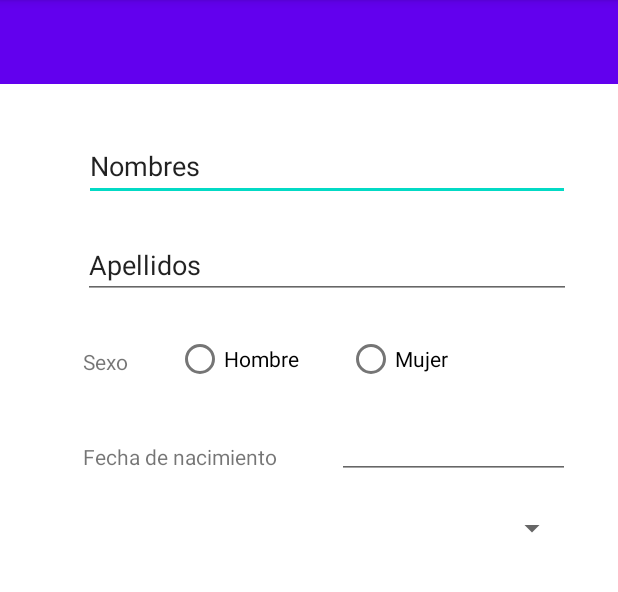
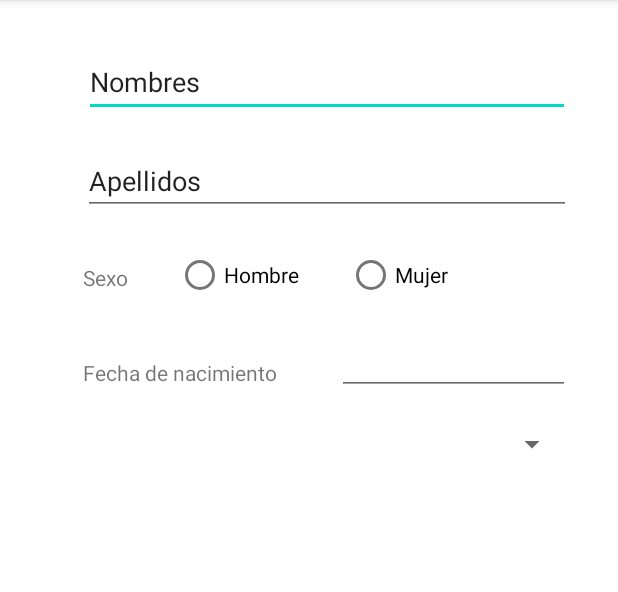
Before and after one commit to JonathanMazoG/Labs20231-Gr01, an Android app: the screen it shows after launch (MainActivity), on a phone screen of 412 x 824 dp, the part 84-676 px from its top. Run offline under Robolectric (Android 15) with nearby library versions, the phone set to English and light mode, and no system bars.

Commit message:
quitamos el toolbar

```diff
--- a/Lab1-UI/src/main/java/co/edu/udea/compumovil/gr01_20231/lab1/PersonalDataActivity.kt
+++ b/Lab1-UI/src/main/java/co/edu/udea/compumovil/gr01_20231/lab1/PersonalDataActivity.kt
@@ -20,8 +20,6 @@ class PersonalDataActivity : AppCompatActivity() {
         binding = ActivityPersonalDataBinding.inflate(layoutInflater)
         setContentView(binding.root)
 
-        setSupportActionBar(binding.toolbar)
-
         val navController = findNavController(R.id.nav_host_fragment_content_personal_data)
         appBarConfiguration = AppBarConfiguration(navController.graph)
         setupActionBarWithNavController(navController, appBarConfiguration)
--- a/Lab1-UI/src/main/res/layout/activity_personal_data.xml
+++ b/Lab1-UI/src/main/res/layout/activity_personal_data.xml
@@ -6,17 +6,6 @@
     android:layout_width="match_parent"
     android:layout_height="match_parent"
     tools:context=".PersonalDataActivity">
-
-    <androidx.appcompat.widget.Toolbar
-        android:id="@+id/toolbar"
-        android:layout_width="0dp"
-        android:layout_height="wrap_content"
-        android:background="?attr/colorPrimary"
-        app:layout_constraintEnd_toEndOf="parent"
-        app:layout_constraintHorizontal_bias="0.498"
-        app:layout_constraintStart_toStartOf="parent"
-        app:layout_constraintTop_toTopOf="parent"
-        app:popupTheme="@style/Theme.Labs20231Gr01.PopupOverlay" />
 
     <EditText
         android:id="@+id/nombres_edittext"
@@ -33,7 +22,7 @@
         app:layout_constraintBottom_toTopOf="@+id/apellidos_edittext"
         app:layout_constraintEnd_toEndOf="parent"
         app:layout_constraintStart_toStartOf="parent"
-        app:layout_constraintTop_toBottomOf="@+id/toolbar" />
+        app:layout_constraintTop_toTopOf="parent" />
 
     <EditText
         android:id="@+id/apellidos_edittext"
```
